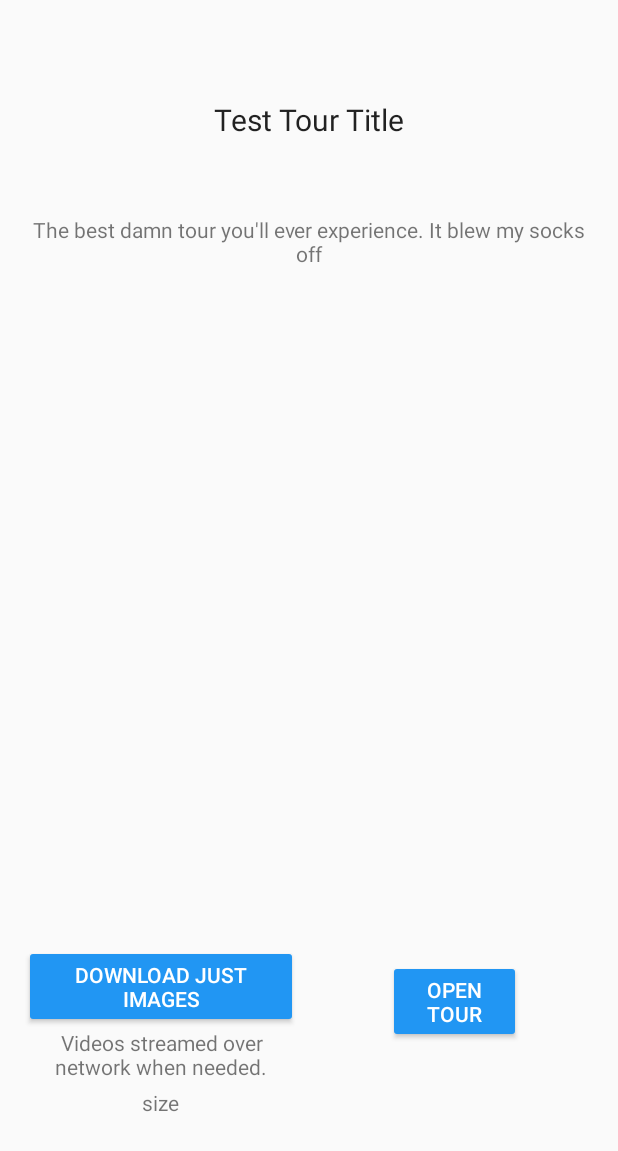
After one commit to Russiee/TourablePublic, an Android app: the SummaryActivity screen opened directly, with no data from a screen before it, on a phone screen of 412 x 824 dp. The commit adds this screen. Shown: the top 1151 px of the screen. Run offline under Robolectric (Android 15) with nearby library versions, the phone set to English and light mode, and no system bars.

Commit message:
AND-17 Set up SummaryActivity as distinct file from DownloadActivity with some basic operations to be filled in

```diff
--- a/android/app/src/main/java/com/hobbyte/touringandroid/DownloadActivity.java
+++ b/android/app/src/main/java/com/hobbyte/touringandroid/DownloadActivity.java
@@ -24,13 +24,8 @@ import org.json.JSONObject;
 public class DownloadActivity extends Activity {
     private static final String TAG = "DownloadActivity";
 
-    public static final String IS_NEW_TOUR = "is_new_tour";
-    public static final String KEY_ID = "key_id";
-
     private static String IMAGES = "images";
     private static String VIDEO = "video";
-
-    private boolean isNewTour;
 
     private ProgressBar progressBar;
     private TextView bottomTextView;
@@ -53,10 +48,6 @@ public class DownloadActivity extends Activity {
         super.onCreate(savedInstanceState);
         setContentView(R.layout.activity_download);
 
-        Intent intent = getIntent();
-        isNewTour = intent.getBooleanExtra(IS_NEW_TOUR, false);
-
-        if (isNewTour) {
         SharedPreferences prefs = getSharedPreferences(
                 getString(R.string.preference_file_key),
                 Context.MODE_PRIVATE
@@ -72,10 +63,6 @@ public class DownloadActivity extends Activity {
         }
 
         new FetchTourJSON().execute();
-        } else {
-            keyID = intent.getStringExtra(KEY_ID);
-        }
-
 
         progressBar = (ProgressBar) findViewById(R.id.progressBar);
         bottomTextView = (TextView) findViewById(R.id.bottomText);
@@ -112,10 +99,6 @@ public class DownloadActivity extends Activity {
     }
 
     private void loadTourDescription() {
-
-
-
-
         TextView txtTitle = (TextView) findViewById(R.id.txtTourTitle);
         TextView txtDescription = (TextView) findViewById(R.id.txtTourDescription);
 
--- a/android/app/src/main/java/com/hobbyte/touringandroid/StartActivity.java
+++ b/android/app/src/main/java/com/hobbyte/touringandroid/StartActivity.java
@@ -203,14 +203,12 @@ public class StartActivity extends Activity {
         textKey.setText("");
 
         Intent intent = new Intent(this, DownloadActivity.class);
-        intent.putExtra(DownloadActivity.IS_NEW_TOUR, true);
         startActivity(intent);
     }
 
     private void goToTour(final String tourId) {
-        Intent intent = new Intent(this, TourActivity.class);
-        intent.putExtra(DownloadActivity.IS_NEW_TOUR, false);
-        intent.putExtra(DownloadActivity.KEY_ID, tourId);
+        Intent intent = new Intent(this, SummaryActivity.class);
+        intent.putExtra(SummaryActivity.KEY_ID, tourId);
         startActivity(intent);
     }
 
--- /dev/null
+++ b/android/app/src/main/java/com/hobbyte/touringandroid/SummaryActivity.java
@@ -0,0 +1,52 @@
+package com.hobbyte.touringandroid;
+
+import android.app.Activity;
+import android.content.Intent;
+import android.os.Bundle;
+import android.view.View;
+import android.widget.TextView;
+
+import com.hobbyte.touringandroid.helpers.FileManager;
+
+import org.json.JSONException;
+import org.json.JSONObject;
+
+public class SummaryActivity extends Activity {
+
+    private static final String TAG = "SummaryActivity";
+
+    public static final String KEY_ID = "keyID";
+
+    private String keyID;
+
+    @Override
+    protected void onCreate(Bundle savedInstanceState) {
+        super.onCreate(savedInstanceState);
+        setContentView(R.layout.activity_summary);
+
+        Intent intent = getIntent();
+        keyID = intent.getStringExtra(KEY_ID);
+
+        loadTourDescription();
+    }
+
+    public void openTourActivity(View v) {
+        // start tour
+    }
+
+    private void loadTourDescription() {
+        JSONObject tourJSON = FileManager.getTourJSON(keyID);
+
+        TextView txtTitle = (TextView) findViewById(R.id.txtTourTitle);
+        TextView txtDescription = (TextView) findViewById(R.id.txtTourDescription);
+
+        try {
+            txtTitle.setText(tourJSON.getString("title"));
+            txtDescription.setText(tourJSON.getString("description"));
+        } catch (Exception e) {
+            e.printStackTrace();
+            txtTitle.setText("Error");
+            txtDescription.setText("Error");
+        }
+    }
+}
--- a/android/app/src/main/java/com/hobbyte/touringandroid/helpers/FileManager.java
+++ b/android/app/src/main/java/com/hobbyte/touringandroid/helpers/FileManager.java
@@ -1,6 +1,9 @@
 package com.hobbyte.touringandroid.helpers;
 
 import android.content.Context;
+
+import org.json.JSONException;
+import org.json.JSONObject;
 
 import java.io.File;
 
@@ -18,7 +21,23 @@ public class FileManager {
      * @param context the starting activity
      */
     public static void makeTourDir(Context context) {
+        // TODO: get rid of this
         File file = new File(context.getFilesDir(), TOUR_DIR);
         file.mkdir();
     }
+
+    public static JSONObject getTourJSON(String keyID) {
+        // load saved JSON into JSON object and return it
+
+        // temporary
+        try {
+            JSONObject tourJSON = new JSONObject();
+            tourJSON.put("title", "Test Tour Title");
+            tourJSON.put("description", "The best damn tour you'll ever experience. It blew my socks off");
+            return tourJSON;
+        } catch (JSONException e) {
+            e.printStackTrace();
+            return null;
+        }
+    }
 }
--- /dev/null
+++ b/android/app/src/main/res/layout/activity_summary.xml
@@ -0,0 +1,125 @@
+<?xml version="1.0" encoding="utf-8"?>
+<RelativeLayout
+    xmlns:android="http://schemas.android.com/apk/res/android"
+    xmlns:tools="http://schemas.android.com/tools"
+    android:layout_width="match_parent"
+    android:layout_height="match_parent"
+    android:paddingBottom="@dimen/activity_vertical_margin"
+    android:paddingLeft="@dimen/activity_horizontal_margin"
+    android:paddingRight="@dimen/activity_horizontal_margin"
+    android:paddingTop="@dimen/activity_vertical_margin"
+    tools:context="com.hobbyte.touringandroid.SummaryActivity">
+
+    <TextView
+        android:id="@+id/txtTourTitle"
+        android:layout_width="match_parent"
+        android:layout_height="wrap_content"
+        android:layout_alignParentTop="true"
+        android:paddingTop="@dimen/tour_title_padding_top"
+        android:gravity="center_horizontal"
+        style="@style/TourTitle"/>
+
+    <TextView
+        android:id="@+id/txtTourDescription"
+        android:layout_width="match_parent"
+        android:layout_height="wrap_content"
+        android:layout_below="@+id/txtTourTitle"
+        android:paddingTop="@dimen/tour_desc_padding_top"
+        android:gravity="center_horizontal"/>
+
+    <LinearLayout
+        android:id="@+id/CenterLayout"
+        android:orientation="horizontal"
+        android:layout_width="wrap_content"
+        android:layout_height="wrap_content"
+        android:baselineAligned="false"
+        android:layout_above="@+id/bottomText"
+        android:layout_centerHorizontal="true"
+        android:layout_marginBottom="44dp">
+
+        <LinearLayout
+            android:id="@+id/imageOptionLayout"
+            android:orientation="vertical"
+            android:layout_width="wrap_content"
+            android:layout_height="wrap_content"
+            android:layout_weight="1">
+
+            <Button
+                android:id="@+id/imageOptionButton"
+                android:layout_width="wrap_content"
+                android:layout_height="wrap_content"
+                android:text="@string/download_option_image"
+                android:textColor="#ffffff" />
+
+            <TextView
+                android:id="@+id/imageOptionCaptionEditText"
+                android:layout_width="fill_parent"
+                android:layout_height="40dp"
+                android:text="@string/download_option_image_label"
+                android:layout_gravity="center"
+                android:textAlignment="center" />
+
+            <TextView
+                android:id="@+id/imageOptionSizeEditText"
+                android:layout_width="wrap_content"
+                android:layout_height="wrap_content"
+                android:text="size"
+                android:layout_gravity="center_horizontal" />
+
+        </LinearLayout>
+
+        <Space
+            android:layout_width="wrap_content"
+            android:layout_height="match_parent"
+            android:layout_weight="1" />
+
+        <LinearLayout
+            android:id="@+id/videoOptionLayout"
+            android:orientation="vertical"
+            android:layout_width="wrap_content"
+            android:layout_height="wrap_content"
+            android:layout_weight="1">
+
+            <Button
+                android:id="@+id/buttonStartTour"
+                android:layout_width="wrap_content"
+                android:layout_height="wrap_content"
+                android:layout_marginLeft="@dimen/start_button_LR_margins"
+                android:layout_marginRight="@dimen/start_button_LR_margins"
+                android:layout_marginTop="@dimen/start_button_TB_margins"
+                android:layout_marginBottom="@dimen/start_button_TB_margins"
+                android:text="@string/summary_activity_start_tour"
+                android:textColor="#ffffff"
+                android:onClick="openTourActivity"/>
+
+            <Button
+                android:id="@+id/buttonUpdateTour"
+                android:layout_width="wrap_content"
+                android:layout_height="wrap_content"
+                android:layout_marginLeft="@dimen/start_button_LR_margins"
+                android:layout_marginRight="@dimen/start_button_LR_margins"
+                android:layout_marginTop="@dimen/start_button_TB_margins"
+                android:layout_marginBottom="@dimen/start_button_TB_margins"
+                android:visibility="gone"
+                android:text="@string/summary_activity_update_tour"
+                android:textColor="#ffffff" />
+
+        </LinearLayout>
+
+    </LinearLayout>
+
+    <ProgressBar
+        android:id="@+id/updateProgressBar"
+        android:layout_width="wrap_content"
+        android:layout_height="wrap_content"
+        android:layout_centerVertical="true"
+        android:layout_centerHorizontal="true"
+        android:visibility="invisible" />
+
+    <TextView
+        android:id="@+id/bottomText"
+        android:layout_width="wrap_content"
+        android:layout_height="wrap_content"
+        android:layout_alignParentBottom="true"
+        android:layout_centerHorizontal="true" />
+</RelativeLayout>
--- a/android/app/src/main/res/values/dimens.xml
+++ b/android/app/src/main/res/values/dimens.xml
@@ -10,4 +10,8 @@
     <!-- DownloadActivity dimensions -->
     <dimen name="tour_title_padding_top">50dp</dimen>
     <dimen name="tour_desc_padding_top">50dp</dimen>
+
+    <!-- SummaryActivity dimensions-->
+    <dimen name="start_button_LR_margins">60dp</dimen>
+    <dimen name="start_button_TB_margins">10dp</dimen>
 </resources>
--- a/android/app/src/main/res/values/strings.xml
+++ b/android/app/src/main/res/values/strings.xml
@@ -5,6 +5,7 @@
     <string name="title_activity_download">DownloadActivity</string>
     <string name="title_activity_pointofinterest">PointOfInterestActivity</string>
     <string name="title_activity_tour">TourActivity</string>
+    <string name="title_activity_summary">SummaryActivity</string>
 
     <string name="preference_file_key">com.hobbyte.touringandroid.PREF_FILE_KEY</string>
     <string name="prefs_is_new_install">KEY_FRESH</string>
@@ -25,6 +26,9 @@
     <string name="download_activity_label">"Downloading images"</string>
     <string name="download_activity_not_enough_space">Not enough space</string>
 
+    <string name="summary_activity_start_tour">Open tour</string>
+    <string name="summary_activity_update_tour">Update tour</string>
+
     <string name="msg_no_internet">No internet connection</string>
     <string name="msg_invalid_key">Invalid tour key</string>
     <string name="msg_tour_exists">Tour already exists</string>
```
Also changed, not shown: android/app/src/main/AndroidManifest.xml (+14 -10 lines). Lines whose indentation alone changed are shown as unchanged.
